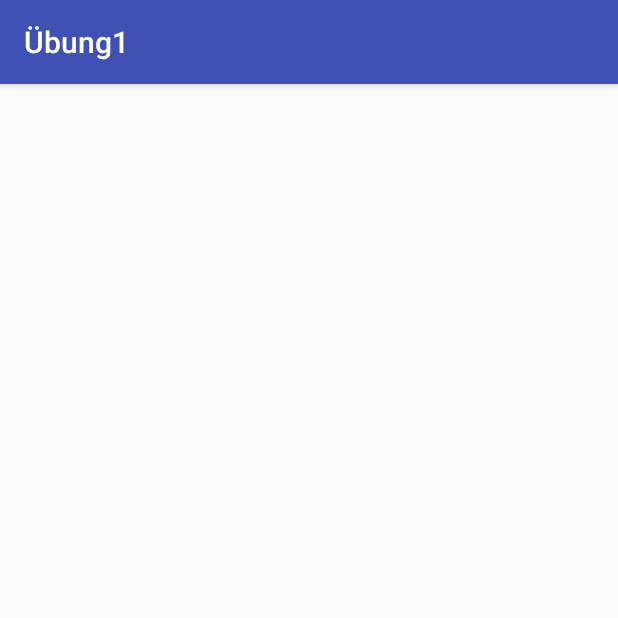
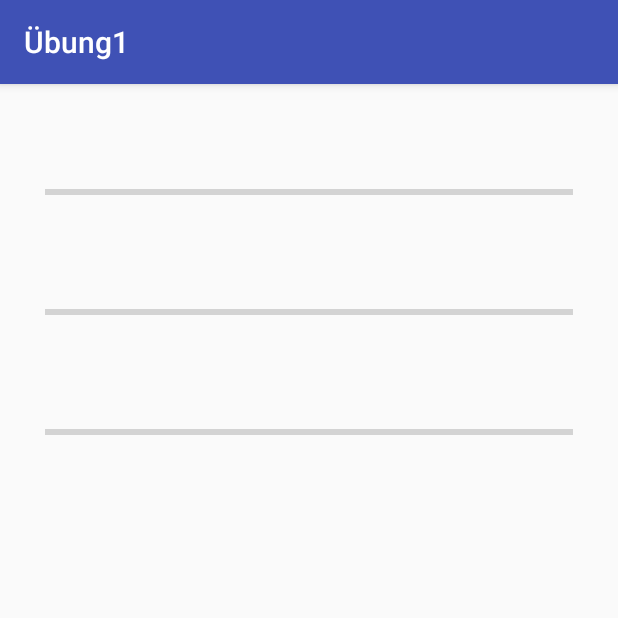
Before and after one commit to slmbenz/-bung1, an Android app: the screen it shows after launch (MainActivity), on a phone screen of 412 x 824 dp, the top half of it. Run offline under Robolectric (Android 15) with nearby library versions, the phone set to English and light mode, and no system bars.

Commit message:
adding progress bars

```diff
--- a/app/src/main/java/com/example/abdessalem/bung1/MainActivity.java
+++ b/app/src/main/java/com/example/abdessalem/bung1/MainActivity.java
@@ -9,6 +9,7 @@ import android.hardware.SensorManager;
 import android.support.v7.app.AppCompatActivity;
 import android.os.Bundle;
 import android.util.Log;
+import android.widget.ProgressBar;
 import android.widget.TextView;
 
 public class MainActivity extends AppCompatActivity implements SensorEventListener {
@@ -17,6 +18,7 @@ public class MainActivity extends AppCompatActivity implements SensorEventListen
     private SensorManager sensorManger;
     Sensor accelerometer;
     TextView xValue, yValue, zValue;
+    ProgressBar xProgressBar, yProgressBar, zProgressBar;
 
     @Override
     protected void onCreate(Bundle savedInstanceState) {
@@ -26,6 +28,10 @@ public class MainActivity extends AppCompatActivity implements SensorEventListen
         xValue = (TextView) findViewById(R.id.xValue);
         yValue = (TextView) findViewById(R.id.yValue);
         zValue = (TextView) findViewById(R.id.zValue);
+
+        xProgressBar = (ProgressBar) findViewById(R.id.xProgressBar);
+        yProgressBar = (ProgressBar) findViewById(R.id.yProgressBar);
+        zProgressBar = (ProgressBar) findViewById(R.id.zProgressBar);
 
         Log.d(TAG, "onCreate: Initializing Sensor Activity");
         sensorManger = (SensorManager) getSystemService(Context.SENSOR_SERVICE);
@@ -45,6 +51,18 @@ public class MainActivity extends AppCompatActivity implements SensorEventListen
         xValue.setText("xValue: "+sensorEvent.values[0]);
         yValue.setText("yValue: "+sensorEvent.values[1]);
         zValue.setText("zValue: "+sensorEvent.values[2]);
+
+        float x = sensorEvent.values[0]*16.67f;
+        float y = sensorEvent.values[1]*16.67f;
+        float z = sensorEvent.values[2]*16.67f;
+        int percentX = (int) x;
+        int percentY = (int) y;
+        int percentZ = (int) z;
+
+        xProgressBar.setProgress(percentX);
+        yProgressBar.setProgress(percentY);
+        zProgressBar.setProgress(percentY);
+
     }
 
 }
--- a/app/src/main/res/layout/activity_main.xml
+++ b/app/src/main/res/layout/activity_main.xml
@@ -13,16 +13,37 @@
         android:layout_height="wrap_content"
         android:id="@+id/xValue"/>
 
+    <ProgressBar
+        android:layout_width="match_parent"
+        android:layout_height="15dp"
+        android:id="@+id/xProgressBar"
+        android:layout_marginTop="15sp"
+        style="@style/Widget.AppCompat.ProgressBar.Horizontal"/>
+
     <TextView
         android:layout_width="match_parent"
         android:layout_height="wrap_content"
         android:id="@+id/yValue"
         android:layout_marginTop="30sp"/>
 
+    <ProgressBar
+        android:layout_width="match_parent"
+        android:layout_height="15dp"
+        android:id="@+id/yProgressBar"
+        android:layout_marginTop="15sp"
+        style="@style/Widget.AppCompat.ProgressBar.Horizontal"/>
+
     <TextView
+        android:id="@+id/zValue"
         android:layout_width="match_parent"
         android:layout_height="wrap_content"
-        android:id="@+id/zValue"
-        android:layout_marginTop="30sp"/>
+        android:layout_marginTop="30sp" />
+
+    <ProgressBar
+        android:layout_width="match_parent"
+        android:layout_height="15dp"
+        android:id="@+id/zProgressBar"
+        android:layout_marginTop="15sp"
+        style="@style/Widget.AppCompat.ProgressBar.Horizontal"/>
 
 </LinearLayout>
--- a/build.gradle
+++ b/build.gradle
@@ -7,7 +7,7 @@ buildscript {
         jcenter()
     }
     dependencies {
-        classpath 'com.android.tools.build:gradle:3.1.1'
+        classpath 'com.android.tools.build:gradle:3.1.2'
 
 
         // NOTE: Do not place your application dependencies here; they belong
```
Also changed, not shown: 1 other file.
